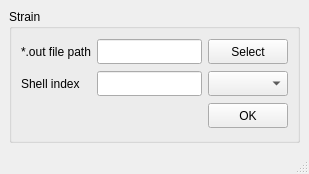
The window that fsetoolsGUI/gui/layout/ui/i0630_safir_postprocessor.ui (fuyans/fsetoolsGUI) describes before a commit, drawn with Qt 5.
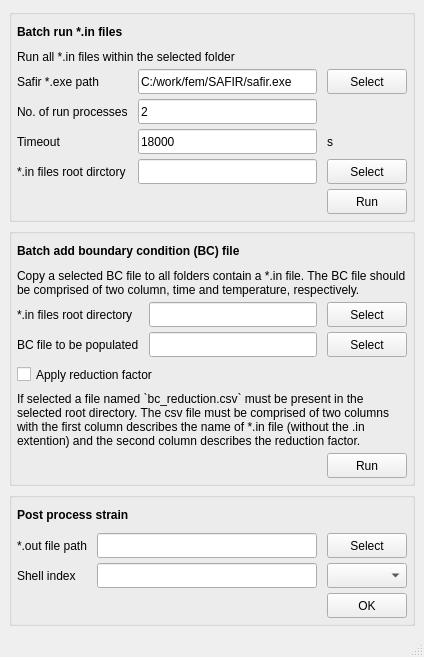
The same window after the commit.

Commit message: Finalised 0630, added batch populate bc file. (#4)

```diff
--- a/fsetoolsGUI/gui/layout/ui/i0630_safir_postprocessor.ui
+++ b/fsetoolsGUI/gui/layout/ui/i0630_safir_postprocessor.ui
@@ -6,8 +6,8 @@
    <rect>
     <x>0</x>
     <y>0</y>
-    <width>309</width>
-    <height>174</height>
+    <width>424</width>
+    <height>657</height>
    </rect>
   </property>
   <property name="minimumSize">
@@ -21,37 +21,524 @@
   </property>
   <widget class="QWidget" name="centralwidget">
    <layout class="QVBoxLayout" name="verticalLayout">
+    <item>
+     <widget class="QGroupBox" name="groupBox_2">
+      <layout class="QGridLayout" name="gridLayout_2">
+       <property name="leftMargin">
+        <number>5</number>
+       </property>
+       <property name="topMargin">
+        <number>5</number>
+       </property>
+       <property name="rightMargin">
+        <number>5</number>
+       </property>
+       <property name="bottomMargin">
+        <number>5</number>
+       </property>
+       <property name="horizontalSpacing">
+        <number>10</number>
+       </property>
+       <property name="verticalSpacing">
+        <number>5</number>
+       </property>
+       <item row="1" column="0" colspan="3">
+        <widget class="QLabel" name="label_batch_run_description">
+         <property name="text">
+          <string>Run all *.in files within the selected folder</string>
+         </property>
+         <property name="wordWrap">
+          <bool>true</bool>
+         </property>
+        </widget>
+       </item>
+       <item row="5" column="1">
+        <widget class="QLineEdit" name="lineEdit_batch_run_in_safir_input_folder">
+         <property name="minimumSize">
+          <size>
+           <width>100</width>
+           <height>25</height>
+          </size>
+         </property>
+         <property name="maximumSize">
+          <size>
+           <width>16777215</width>
+           <height>25</height>
+          </size>
+         </property>
+        </widget>
+       </item>
+       <item row="4" column="2">
+        <widget class="QLabel" name="label_batch_run_in_timeout_unit">
+         <property name="text">
+          <string>s</string>
+         </property>
+        </widget>
+       </item>
+       <item row="4" column="0">
+        <widget class="QLabel" name="label_batch_run_in_timeout">
+         <property name="minimumSize">
+          <size>
+           <width>0</width>
+           <height>25</height>
+          </size>
+         </property>
+         <property name="maximumSize">
+          <size>
+           <width>16777215</width>
+           <height>25</height>
+          </size>
+         </property>
+         <property name="text">
+          <string>Timeout</string>
+         </property>
+        </widget>
+       </item>
+       <item row="2" column="2">
+        <widget class="QPushButton" name="pushButton_batch_run_in_safir_exe_path">
+         <property name="minimumSize">
+          <size>
+           <width>0</width>
+           <height>25</height>
+          </size>
+         </property>
+         <property name="maximumSize">
+          <size>
+           <width>16777215</width>
+           <height>25</height>
+          </size>
+         </property>
+         <property name="text">
+          <string>Select</string>
+         </property>
+        </widget>
+       </item>
+       <item row="0" column="0" colspan="3">
+        <widget class="QLabel" name="label_batch_run_title">
+         <property name="sizePolicy">
+          <sizepolicy hsizetype="Preferred" vsizetype="Preferred">
+           <horstretch>0</horstretch>
+           <verstretch>25</verstretch>
+          </sizepolicy>
+         </property>
+         <property name="minimumSize">
+          <size>
+           <width>0</width>
+           <height>25</height>
+          </size>
+         </property>
+         <property name="maximumSize">
+          <size>
+           <width>16777215</width>
+           <height>25</height>
+          </size>
+         </property>
+         <property name="text">
+          <string>&lt;b&gt;Batch run *.in files&lt;b&gt;</string>
+         </property>
+        </widget>
+       </item>
+       <item row="4" column="1">
+        <widget class="QLineEdit" name="lineEdit_batch_run_in_timeout">
+         <property name="minimumSize">
+          <size>
+           <width>0</width>
+           <height>25</height>
+          </size>
+         </property>
+         <property name="maximumSize">
+          <size>
+           <width>16777215</width>
+           <height>25</height>
+          </size>
+         </property>
+         <property name="text">
+          <string>18000</string>
+         </property>
+         <property name="placeholderText">
+          <string>seconds</string>
+         </property>
+        </widget>
+       </item>
+       <item row="2" column="0">
+        <widget class="QLabel" name="label_batch_run_in_safir_exe_path">
+         <property name="text">
+          <string>Safir *.exe path</string>
+         </property>
+        </widget>
+       </item>
+       <item row="5" column="0">
+        <widget class="QLabel" name="label_batch_run_in_safir_input_folder">
+         <property name="text">
+          <string>*.in files root dirctory</string>
+         </property>
+        </widget>
+       </item>
+       <item row="3" column="1">
+        <widget class="QLineEdit" name="lineEdit_batch_run_in_processes">
+         <property name="minimumSize">
+          <size>
+           <width>0</width>
+           <height>25</height>
+          </size>
+         </property>
+         <property name="maximumSize">
+          <size>
+           <width>16777215</width>
+           <height>25</height>
+          </size>
+         </property>
+         <property name="text">
+          <string>2</string>
+         </property>
+        </widget>
+       </item>
+       <item row="2" column="1">
+        <widget class="QLineEdit" name="lineEdit_batch_run_in_safir_exe_path">
+         <property name="minimumSize">
+          <size>
+           <width>100</width>
+           <height>25</height>
+          </size>
+         </property>
+         <property name="maximumSize">
+          <size>
+           <width>16777215</width>
+           <height>25</height>
+          </size>
+         </property>
+         <property name="text">
+          <string>C:/work/fem/SAFIR/safir.exe</string>
+         </property>
+        </widget>
+       </item>
+       <item row="5" column="2">
+        <widget class="QPushButton" name="pushButton_batch_run_in_safir_input_folder">
+         <property name="minimumSize">
+          <size>
+           <width>0</width>
+           <height>25</height>
+          </size>
+         </property>
+         <property name="maximumSize">
+          <size>
+           <width>16777215</width>
+           <height>25</height>
+          </size>
+         </property>
+         <property name="text">
+          <string>Select</string>
+         </property>
+        </widget>
+       </item>
+       <item row="6" column="2">
+        <widget class="QPushButton" name="pushButton_batch_run_submit">
+         <property name="minimumSize">
+          <size>
+           <width>60</width>
+           <height>25</height>
+          </size>
+         </property>
+         <property name="maximumSize">
+          <size>
+           <width>16777215</width>
+           <height>25</height>
+          </size>
+         </property>
+         <property name="text">
+          <string>Run</string>
+         </property>
+        </widget>
+       </item>
+       <item row="3" column="0">
+        <widget class="QLabel" name="label_batch_run_in_processes">
+         <property name="minimumSize">
+          <size>
+           <width>0</width>
+           <height>25</height>
+          </size>
+         </property>
+         <property name="maximumSize">
+          <size>
+           <width>16777215</width>
+           <height>25</height>
+          </size>
+         </property>
+         <property name="text">
+          <string>No. of run processes</string>
+         </property>
+        </widget>
+       </item>
+      </layout>
+     </widget>
+    </item>
+    <item>
+     <widget class="QGroupBox" name="gridGroupBox">
+      <layout class="QGridLayout" name="gridLayout_3">
+       <property name="leftMargin">
+        <number>5</number>
+       </property>
+       <property name="topMargin">
+        <number>5</number>
+       </property>
+       <property name="rightMargin">
+        <number>5</number>
+       </property>
+       <property name="bottomMargin">
+        <number>5</number>
+       </property>
+       <property name="horizontalSpacing">
+        <number>10</number>
+       </property>
+       <property name="verticalSpacing">
+        <number>5</number>
+       </property>
+       <item row="2" column="2">
+        <widget class="QPushButton" name="pushButton_batchbc_root_dir">
+         <property name="minimumSize">
+          <size>
+           <width>60</width>
+           <height>25</height>
+          </size>
+         </property>
+         <property name="maximumSize">
+          <size>
+           <width>16777215</width>
+           <height>25</height>
+          </size>
+         </property>
+         <property name="text">
+          <string>Select</string>
+         </property>
+        </widget>
+       </item>
+       <item row="6" column="0" colspan="3">
+        <widget class="QCheckBox" name="checkBox_batchbc_reduction_factor">
+         <property name="minimumSize">
+          <size>
+           <width>0</width>
+           <height>25</height>
+          </size>
+         </property>
+         <property name="maximumSize">
+          <size>
+           <width>16777215</width>
+           <height>25</height>
+          </size>
+         </property>
+         <property name="text">
+          <string>Apply reduction factor</string>
+         </property>
+        </widget>
+       </item>
+       <item row="2" column="1">
+        <widget class="QLineEdit" name="lineEdit_batchbc_root_dir">
+         <property name="minimumSize">
+          <size>
+           <width>0</width>
+           <height>25</height>
+          </size>
+         </property>
+         <property name="maximumSize">
+          <size>
+           <width>16777215</width>
+           <height>25</height>
+          </size>
+         </property>
+        </widget>
+       </item>
+       <item row="3" column="0">
+        <widget class="QLabel" name="label_batchbc_bc_file">
+         <property name="minimumSize">
+          <size>
+           <width>0</width>
+           <height>25</height>
+          </size>
+         </property>
+         <property name="maximumSize">
+          <size>
+           <width>16777215</width>
+           <height>25</height>
+          </size>
+         </property>
+         <property name="text">
+          <string>BC file to be populated</string>
+         </property>
+        </widget>
+       </item>
+       <item row="2" column="0">
+        <widget class="QLabel" name="label_batchbc_root_dir">
+         <property name="minimumSize">
+          <size>
+           <width>0</width>
+           <height>25</height>
+          </size>
+         </property>
+         <property name="maximumSize">
+          <size>
+           <width>16777215</width>
+           <height>25</height>
+          </size>
+         </property>
+         <property name="text">
+          <string>*.in files root directory</string>
+         </property>
+        </widget>
+       </item>
+       <item row="1" column="0" colspan="3">
+        <widget class="QLabel" name="label_3">
+         <property name="text">
+          <string>Copy a selected BC file to all folders contain a *.in file. The BC file should be comprised of two column, time and temperature, respectively.</string>
+         </property>
+         <property name="wordWrap">
+          <bool>true</bool>
+         </property>
+        </widget>
+       </item>
+       <item row="0" column="0" colspan="3">
+        <widget class="QLabel" name="label_2">
+         <property name="minimumSize">
+          <size>
+           <width>0</width>
+           <height>25</height>
+          </size>
+         </property>
+         <property name="maximumSize">
+          <size>
+           <width>16777215</width>
+           <height>25</height>
+          </size>
+         </property>
+         <property name="text">
+          <string>&lt;html&gt;&lt;head/&gt;&lt;body&gt;&lt;p&gt;&lt;span style=&quot; font-weight:600;&quot;&gt;Batch add boundary condition (BC) file&lt;/span&gt;&lt;/p&gt;&lt;/body&gt;&lt;/html&gt;</string>
+         </property>
+        </widget>
+       </item>
+       <item row="3" column="1">
+        <widget class="QLineEdit" name="lineEdit_batchbc_bc_file">
+         <property name="minimumSize">
+          <size>
+           <width>0</width>
+           <height>25</height>
+          </size>
+         </property>
+         <property name="maximumSize">
+          <size>
+           <width>16777215</width>
+           <height>25</height>
+          </size>
+         </property>
+        </widget>
+       </item>
+       <item row="7" column="0" colspan="3">
+        <widget class="QLabel" name="label_6">
+         <property name="text">
+          <string>If selected a file named `bc_reduction.csv` must be present in the selected root directory. The csv file must be comprised of two columns with the first column describes the name of *.in file (without the .in extention) and the second column describes the reduction factor.</string>
+         </property>
+         <property name="wordWrap">
+          <bool>true</bool>
+         </property>
+        </widget>
+       </item>
+       <item row="3" column="2">
+        <widget class="QPushButton" name="pushButton_batchbc_bc_file">
+         <property name="minimumSize">
+          <size>
+           <width>60</width>
+           <height>25</height>
+          </size>
+         </property>
+         <property name="maximumSize">
+          <size>
+           <width>16777215</width>
+           <height>25</height>
+          </size>
+         </property>
+         <property name="text">
+          <string>Select</string>
+         </property>
+        </widget>
+       </item>
+       <item row="8" column="2">
+        <widget class="QPushButton" name="pushButton_batchbc_ok">
+         <property name="minimumSize">
+          <size>
+           <width>60</width>
+           <height>25</height>
+          </size>
+         </property>
+         <property name="maximumSize">
+          <size>
+           <width>16777215</width>
+           <height>25</height>
+          </size>
+         </property>
+         <property name="text">
+          <string>Run</string>
+         </property>
+        </widget>
+       </item>
+      </layout>
+     </widget>
+    </item>
     <item>
      <widget class="QGroupBox" name="groupBox">
       <property name="title">
-       <string>Strain</string>
+       <string/>
       </property>
       <layout class="QGridLayout" name="gridLayout">
-       <item row="0" column="0">
-        <widget class="QLabel" name="label_in_fp_out">
-         <property name="text">
-          <string>*.out file path</string>
+       <property name="leftMargin">
+        <number>5</number>
+       </property>
+       <property name="topMargin">
+        <number>5</number>
+       </property>
+       <property name="rightMargin">
+        <number>5</number>
+       </property>
+       <property name="bottomMargin">
+        <number>5</number>
+       </property>
+       <property name="horizontalSpacing">
+        <number>10</number>
+       </property>
+       <property name="verticalSpacing">
+        <number>5</number>
+       </property>
+       <item row="2" column="1">
+        <widget class="QLineEdit" name="lineEdit_in_shell">
+         <property name="sizePolicy">
+          <sizepolicy hsizetype="MinimumExpanding" vsizetype="Fixed">
+           <horstretch>0</horstretch>
+           <verstretch>0</verstretch>
+          </sizepolicy>
+         </property>
+         <property name="minimumSize">
+          <size>
+           <width>100</width>
+           <height>25</height>
+          </size>
+         </property>
+         <property name="maximumSize">
+          <size>
+           <width>16777215</width>
+           <height>25</height>
+          </size>
          </property>
         </widget>
        </item>
-       <item row="1" column="0">
+       <item row="2" column="0">
         <widget class="QLabel" name="label_in_shell">
          <property name="text">
           <string>Shell index</string>
          </property>
         </widget>
        </item>
-       <item row="0" column="1">
-        <widget class="QLineEdit" name="lineEdit_in_fp_out">
-         <property name="sizePolicy">
-          <sizepolicy hsizetype="MinimumExpanding" vsizetype="Fixed">
-           <horstretch>0</horstretch>
-           <verstretch>0</verstretch>
-          </sizepolicy>
-         </property>
+       <item row="2" column="2">
+        <widget class="QComboBox" name="comboBox_in_shell">
          <property name="minimumSize">
           <size>
-           <width>100</width>
+           <width>0</width>
            <height>25</height>
           </size>
          </property>
@@ -63,7 +550,7 @@
          </property>
         </widget>
        </item>
-       <item row="0" column="2">
+       <item row="1" column="2">
         <widget class="QPushButton" name="pushButton_fp_out">
          <property name="minimumSize">
           <size>
@@ -82,11 +569,11 @@
          </property>
         </widget>
        </item>
-       <item row="2" column="2">
+       <item row="3" column="2">
         <widget class="QPushButton" name="pushButton_ok">
          <property name="minimumSize">
           <size>
-           <width>0</width>
+           <width>60</width>
            <height>25</height>
           </size>
          </property>
@@ -101,24 +588,8 @@
          </property>
         </widget>
        </item>
-       <item row="1" column="2">
-        <widget class="QComboBox" name="comboBox_in_shell">
-         <property name="minimumSize">
-          <size>
-           <width>0</width>
-           <height>25</height>
-          </size>
-         </property>
-         <property name="maximumSize">
-          <size>
-           <width>16777215</width>
-           <height>25</height>
-          </size>
-         </property>
-        </widget>
-       </item>
        <item row="1" column="1">
-        <widget class="QLineEdit" name="lineEdit_in_shell">
+        <widget class="QLineEdit" name="lineEdit_in_fp_out">
          <property name="sizePolicy">
           <sizepolicy hsizetype="MinimumExpanding" vsizetype="Fixed">
            <horstretch>0</horstretch>
@@ -139,6 +610,32 @@
          </property>
         </widget>
        </item>
+       <item row="1" column="0">
+        <widget class="QLabel" name="label_in_fp_out">
+         <property name="text">
+          <string>*.out file path</string>
+         </property>
+        </widget>
+       </item>
+       <item row="0" column="0" colspan="3">
+        <widget class="QLabel" name="label">
+         <property name="minimumSize">
+          <size>
+           <width>0</width>
+           <height>25</height>
+          </size>
+         </property>
+         <property name="maximumSize">
+          <size>
+           <width>16777215</width>
+           <height>25</height>
+          </size>
+         </property>
+         <property name="text">
+          <string>&lt;b&gt;Post process strain&lt;b&gt;</string>
+         </property>
+        </widget>
+       </item>
       </layout>
      </widget>
     </item>
```
Left out of the diff: 2 changed lines with no effect on the pictures. The commit also changes 2 other files.
